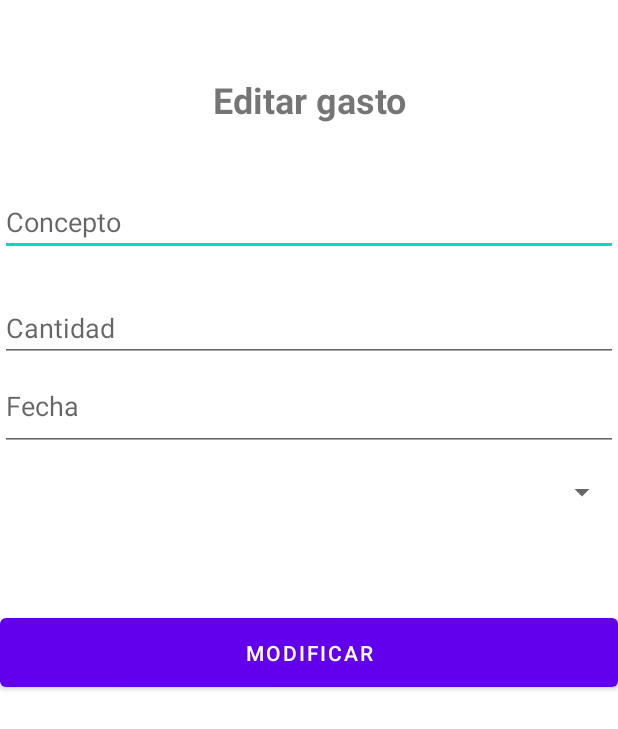
After one commit to michaelsordo/moneygest, an Android app: the layout activity_edit_gastos.xml on its own in the app's theme, with its tools: preview values and no code run, on a phone screen of 412 x 824 dp. The commit adds this screen. Shown: the top 729 px of the screen. Run offline under Robolectric (Android 15) with nearby library versions, the phone set to English and light mode, and no system bars.

Commit message:
Add posible layout para editar gastos, pruebas todavía

```diff
--- a/app/src/main/AndroidManifest.xml
+++ b/app/src/main/AndroidManifest.xml
@@ -25,6 +25,7 @@
         <activity android:name=".AreaPersonalActivity" android:exported="true"/>
         <activity android:name=".RegistroGastoActivity" android:exported="true"/>
         <activity android:name=".RegistroIngresosActivity" android:exported="true"/>
+        <activity android:name=".GastosEditActivity" android:exported="true"/>
 
 
 
--- a/app/src/main/java/org/esei/moneygest/GastosActivity.java
+++ b/app/src/main/java/org/esei/moneygest/GastosActivity.java
@@ -161,6 +161,8 @@ public class GastosActivity extends AppCompatActivity {
 
                 break;
             case 2:
+                Intent intent = new Intent(getApplicationContext(),GastosEditActivity.class);
+                startActivity(intent);
                 Toast.makeText(GastosActivity.this, "Ha escogido modificar " + pos + listaGastos.get(pos).getConcepto(),Toast.LENGTH_SHORT).show();
                 break;
 
--- a/app/src/main/java/org/esei/moneygest/GastosEditActivity.java
+++ b/app/src/main/java/org/esei/moneygest/GastosEditActivity.java
@@ -1,4 +1,24 @@
 package org.esei.moneygest;
 
-public class GastosEditActivity {
+import android.content.Intent;
+import android.os.Bundle;
+import android.widget.ListView;
+
+import androidx.activity.result.ActivityResultLauncher;
+import androidx.appcompat.app.AppCompatActivity;
+
+import org.esei.moneygest.model.Gasto;
+import org.esei.moneygest.model.GastoMapper;
+
+import java.util.ArrayList;
+
+public class GastosEditActivity extends AppCompatActivity {
+
+    @Override
+    protected void onCreate(Bundle savedInstanceState) {
+        super.onCreate(savedInstanceState);
+        setContentView(R.layout.activity_edit_gastos);
+
+    }
+
 }
--- /dev/null
+++ b/app/src/main/res/layout/activity_edit_gastos.xml
@@ -0,0 +1,62 @@
+<?xml version="1.0" encoding="utf-8"?>
+<RelativeLayout xmlns:android="http://schemas.android.com/apk/res/android"
+    android:layout_width="match_parent"
+    android:layout_height="match_parent">
+
+    <LinearLayout
+        android:layout_width="match_parent"
+        android:layout_height="match_parent"
+        android:orientation="vertical">
+
+        <TextView
+            android:id="@+id/modify_text"
+            android:layout_width="match_parent"
+            android:layout_height="100dp"
+            android:paddingTop="50dp"
+            android:text="Editar gasto"
+            android:textAlignment="center"
+            android:textSize="24sp"
+            android:textStyle="bold" />
+
+        <EditText
+            android:id="@+id/registro_concepto_gasto"
+            android:layout_width="match_parent"
+            android:layout_height="wrap_content"
+            android:layout_marginTop="25dp"
+            android:ems="10"
+            android:hint="Concepto"
+            android:inputType="textPersonName" />
+
+        <EditText
+            android:id="@+id/registro_cantidad_gasto"
+            android:layout_width="match_parent"
+            android:layout_height="wrap_content"
+            android:layout_marginTop="25dp"
+            android:ems="10"
+            android:hint="Cantidad"
+            android:inputType="number" />
+
+        <EditText
+            android:id="@+id/registro_fecha_gasto"
+            android:layout_width="match_parent"
+            android:layout_height="59dp"
+            android:ems="10"
+            android:hint="Fecha"
+            android:inputType="date" />
+
+        <Spinner
+            android:id="@+id/registro_tipo_gasto"
+            android:layout_width="match_parent"
+            android:layout_height="55dp" />
+
+        <Button
+            android:id="@+id/boton_registro"
+            android:layout_width="match_parent"
+            android:layout_height="58dp"
+            android:layout_marginTop="50dp"
+            android:onClick="registrarGasto"
+            android:text="@string/modificar" />
+
+    </LinearLayout>
+
+</RelativeLayout>
```
